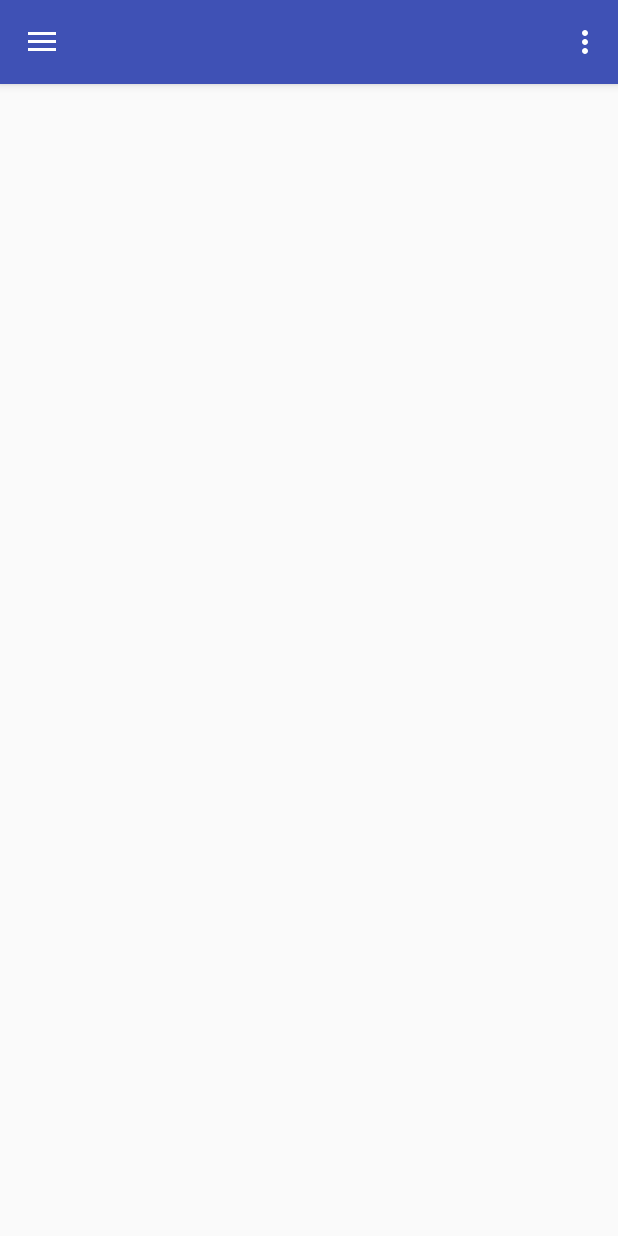
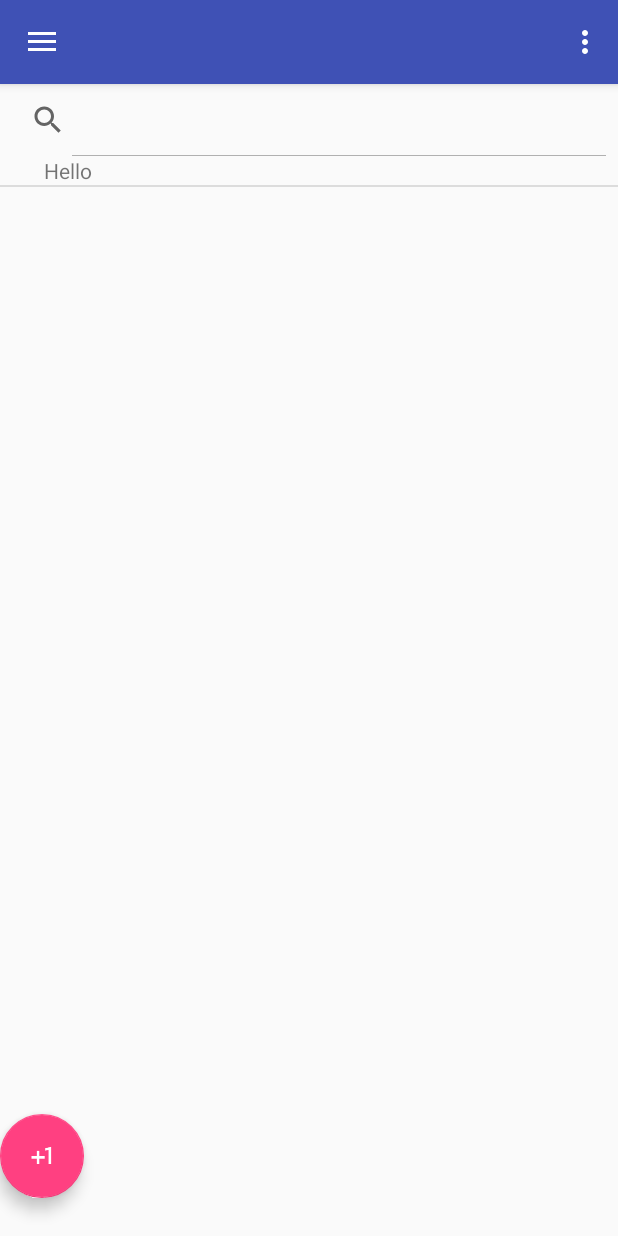
Before and after one commit to amoslarbi/PowerTR, an Android app: the Home screen opened directly, with no data from a screen before it, on a phone screen of 412 x 824 dp. Run offline under Robolectric (Android 15) with nearby library versions, the phone set to English and light mode, and no system bars; 1 statement that could not run was skipped.

Commit message:
this is 1.0.2

```diff
--- a/app/src/main/java/teamragnar/power/Home.java
+++ b/app/src/main/java/teamragnar/power/Home.java
@@ -1,8 +1,10 @@
 package teamragnar.power;
 
+import android.content.Context;
 import android.os.Bundle;
 import android.support.design.widget.FloatingActionButton;
 import android.support.design.widget.Snackbar;
+import android.view.LayoutInflater;
 import android.view.View;
 import android.support.design.widget.NavigationView;
 import android.support.v4.view.GravityCompat;
@@ -12,9 +14,22 @@ import android.support.v7.app.AppCompatActivity;
 import android.support.v7.widget.Toolbar;
 import android.view.Menu;
 import android.view.MenuItem;
+import android.view.ViewGroup;
+import android.widget.ArrayAdapter;
+import android.widget.ListView;
+import android.widget.Switch;
+import android.widget.TextView;
+
+import org.jetbrains.annotations.NotNull;
+
+import java.util.ArrayList;
+import java.util.Arrays;
 
 public class Home extends AppCompatActivity
         implements NavigationView.OnNavigationItemSelectedListener {
+
+    ListView listView;
+    String[] hello = {"Hello"};
 
     @Override
     protected void onCreate(Bundle savedInstanceState) {
@@ -23,6 +38,11 @@ public class Home extends AppCompatActivity
         Toolbar toolbar = (Toolbar) findViewById(R.id.toolbar);
         setSupportActionBar(toolbar);
 
+        listView = (ListView) findViewById(R.id.listview);
+        MyCustomAdapter adapter = new MyCustomAdapter(this, hello);
+        listView.setAdapter(adapter);
+
+        //list = new ArrayList<String>(Arrays.asList("111,222,333,444,555,666".split(",")));
 
         DrawerLayout drawer = (DrawerLayout) findViewById(R.id.drawer_layout);
         ActionBarDrawerToggle toggle = new ActionBarDrawerToggle(
@@ -32,6 +52,54 @@ public class Home extends AppCompatActivity
 
         NavigationView navigationView = (NavigationView) findViewById(R.id.nav_view);
         navigationView.setNavigationItemSelectedListener(this);
+    }
+
+    class MyCustomAdapter extends ArrayAdapter{
+
+        String[] hellooArray;
+
+        public MyCustomAdapter(Context c, String[] hello1){
+            super(c, R.layout.customlayout, R.id.textView, hello1);
+            this.hellooArray=hello1;
+
+        }
+
+        @NotNull
+        @Override
+        public View getView( int position, View convertView, ViewGroup parent) {
+            View view = convertView;
+            //if (view == null) {
+                LayoutInflater inflater = (LayoutInflater) getContext().getSystemService(Context.LAYOUT_INFLATER_SERVICE);
+            view = inflater.inflate(R.layout.customlayout, parent, false);
+           // }
+
+        TextView mytextView= (TextView)view.findViewById(R.id.textView);
+//        tvContact.setText(list.get(position));
+
+            //Handle buttons and add onClickListeners
+           // Switch callbtn = (Switch) view.findViewById(R.id.swtch);
+
+            mytextView.setText(hellooArray[position]);
+//
+//            callbtn.setOnClickListener(new View.OnClickListener(){
+//                @Override
+//                public void onClick(View v) {
+//                    //do something
+//
+//                }
+//            });
+//        addBtn.setOnClickListener(new View.OnClickListener(){
+//            @Override
+//            public void onClick(View v) {
+//                //do something
+//                notifyDataSetChanged();
+//
+//            }
+//        });
+
+            return view;
+        }
+
     }
 
     @Override
--- a/app/src/main/res/layout/app_bar_home.xml
+++ b/app/src/main/res/layout/app_bar_home.xml
@@ -1,5 +1,6 @@
 <?xml version="1.0" encoding="utf-8"?>
-<android.support.design.widget.CoordinatorLayout xmlns:android="http://schemas.android.com/apk/res/android"
+<RelativeLayout
+    xmlns:android="http://schemas.android.com/apk/res/android"
     xmlns:app="http://schemas.android.com/apk/res-auto"
     xmlns:tools="http://schemas.android.com/tools"
     android:layout_width="match_parent"
@@ -7,6 +8,7 @@
     tools:context="teamragnar.power.Home">
 
     <android.support.design.widget.AppBarLayout
+        android:id="@+id/toolbar2"
         android:layout_width="match_parent"
         android:layout_height="wrap_content"
         android:theme="@style/AppTheme.AppBarOverlay">
@@ -22,5 +24,34 @@
 
     <include layout="@layout/content_home" />
 
+    <ListView
+        xmlns:android="http://schemas.android.com/apk/res/android"
+        android:id="@+id/listview"
+        android:layout_width="match_parent"
+        android:layout_height="match_parent"
+        android:layout_below="@+id/search"
 
-</android.support.design.widget.CoordinatorLayout>
+        />
+
+    <SearchView
+        android:id="@+id/search"
+        android:layout_width="match_parent"
+        android:layout_height="wrap_content"
+        android:iconifiedByDefault="false"
+        android:layout_below="@+id/toolbar2"
+
+        >
+
+    </SearchView>
+
+    <android.support.design.widget.FloatingActionButton
+        android:id="@+id/forward"
+        android:layout_width="wrap_content"
+        android:layout_height="wrap_content"
+        android:layout_alignParentBottom="true"
+        android:src="@drawable/plusone"
+        android:layout_marginBottom="25dp"
+        />
+
+
+</RelativeLayout>
--- /dev/null
+++ b/app/src/main/res/layout/customlayout.xml
@@ -0,0 +1,30 @@
+<?xml version="1.0" encoding="utf-8"?>
+<RelativeLayout
+    xmlns:android="http://schemas.android.com/apk/res/android"
+    android:orientation="vertical" android:layout_width="match_parent"
+    android:layout_height="match_parent">
+
+
+
+   <!--<Switch-->
+       <!--android:id="@+id/swtch"-->
+       <!--android:layout_width="wrap_content"-->
+       <!--android:layout_height="wrap_content"-->
+       <!--android:onClick="onSwitchClick"-->
+       <!--android:layout_alignParentEnd="true"-->
+       <!--android:layout_marginRight="18dip"-->
+       <!--android:layout_marginTop="14dp"-->
+
+
+       <!--/>-->
+
+   <TextView
+       android:id="@+id/textView"
+       android:layout_width="wrap_content"
+       android:layout_height="wrap_content"
+
+       android:layout_alignParentStart="true"
+       android:layout_marginStart="29dp"
+       android:text="TextView" />
+
+</RelativeLayout>
```
Also changed, not shown: app/src/main/plusone-web.png (added), app/src/main/res/drawable/plusone.png (added), app/src/main/res/mipmap-hdpi/plusone.png (added), app/src/main/res/mipmap-mdpi/plusone.png (added), app/src/main/res/mipmap-xxhdpi/plusone.png (added), app/src/main/res/mipmap-xxxhdpi/plusone.png (added).
